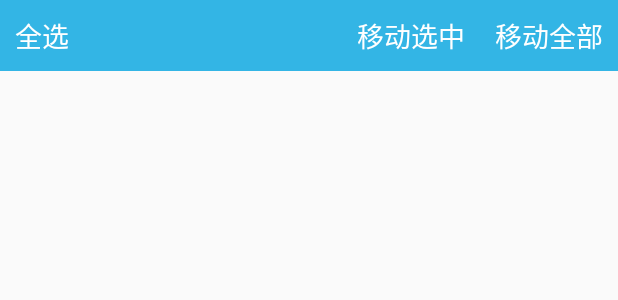
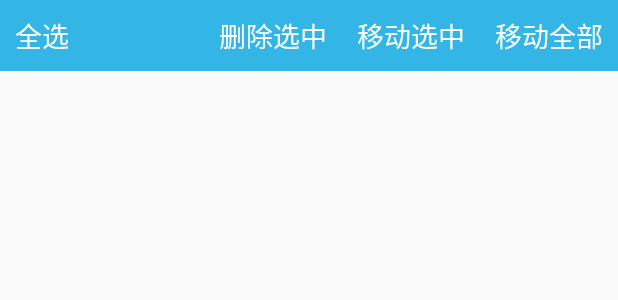
Before and after one commit to SilverIceKey/qqFileMove, an Android app: the layout activity_main.xml on its own in the app's theme, with its tools: preview values and no code run, on a phone screen of 412 x 824 dp. Shown: the top 300 px of the screen. Run offline under Robolectric (Android 15) with nearby library versions, the phone set to English and light mode, and no system bars; plain views replace SmartRefreshLayout.

Commit message:
新增删除选中和tim文件夹检测

```diff
--- a/app/src/main/java/com/sk/qqfilemove/FileItemAdapter.kt
+++ b/app/src/main/java/com/sk/qqfilemove/FileItemAdapter.kt
@@ -7,7 +7,7 @@ import androidx.recyclerview.widget.RecyclerView
 import kotlinx.android.synthetic.main.file_item.view.*
 
 class FileItemAdapter : RecyclerView.Adapter<FileItemViewHolder>() {
-    var datas: List<FilesInfo> = mutableListOf();
+    var datas: MutableList<FilesInfo> = mutableListOf();
     override fun onCreateViewHolder(parent: ViewGroup, viewType: Int): FileItemViewHolder {
         var holder:FileItemViewHolder  = FileItemViewHolder(
                 LayoutInflater.from(parent.context).inflate(
@@ -58,7 +58,7 @@ class FileItemAdapter : RecyclerView.Adapter<FileItemViewHolder>() {
         listener = selectAllCheck
     }
 
-    fun setData(datas: List<FilesInfo>) {
+    fun setData(datas: MutableList<FilesInfo>) {
         this.datas = datas
         checkAllSelect()
         notifyDataSetChanged()
--- a/app/src/main/res/layout/activity_main.xml
+++ b/app/src/main/res/layout/activity_main.xml
@@ -38,6 +38,16 @@
             android:text="移动选中"
             android:textColor="#ffffff"
             android:textSize="18sp" />
+
+        <TextView
+            android:id="@+id/del_select"
+            android:layout_width="wrap_content"
+            android:layout_height="wrap_content"
+            android:layout_toLeftOf="@+id/move_select"
+            android:padding="10dp"
+            android:text="删除选中"
+            android:textColor="#ffffff"
+            android:textSize="18sp" />
     </RelativeLayout>
 
     <com.scwang.smartrefresh.layout.SmartRefreshLayout
--- a/app/src/main/res/layout/fragment_dialog.xml
+++ b/app/src/main/res/layout/fragment_dialog.xml
@@ -8,6 +8,7 @@
     android:orientation="vertical">
 
     <TextView
+        android:id="@+id/text"
         android:layout_width="match_parent"
         android:layout_height="wrap_content"
         android:text="移动中"
```
Also changed, not shown: app/src/main/java/com/sk/qqfilemove/MainActivity.kt (+63 -11 lines), app/src/main/java/com/sk/qqfilemove/ProgressDialogFragment.kt (+13 -1 lines).
